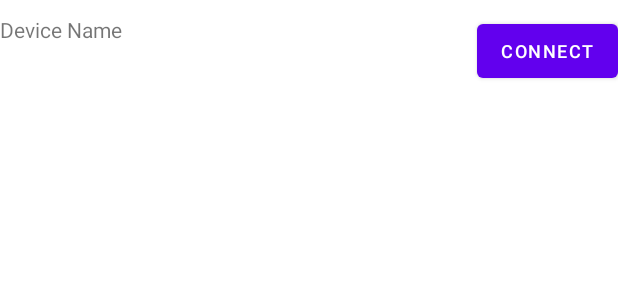
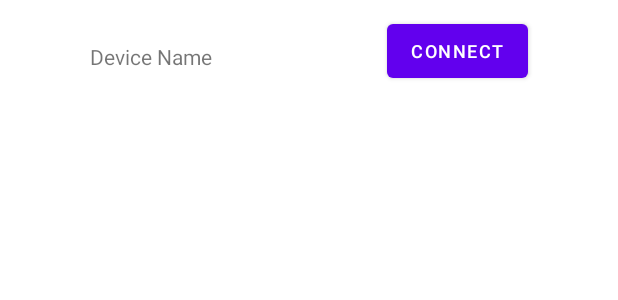
Before and after one commit to lenavollmer/GeZuMi, an Android app: the layout item_join.xml on its own in the app's theme, with its tools: preview values and no code run, on a phone screen of 412 x 824 dp. Shown: the top 300 px of the screen. Run offline under Robolectric (Android 15) with nearby library versions, the phone set to English and light mode, and no system bars.

Commit message:
fixed Join look

```diff
--- a/app/src/main/res/layout/item_join.xml
+++ b/app/src/main/res/layout/item_join.xml
@@ -1,6 +1,6 @@
 <?xml version="1.0" encoding="utf-8"?>
-<layout xmlns:tools="http://schemas.android.com/tools" xmlns:app="http://schemas.android.com/apk/res-auto" xmlns:android="http://schemas.android.com/apk/res/android">
-    <LinearLayout
+<layout xmlns:tools="http://schemas.android.com/tools" xmlns:android="http://schemas.android.com/apk/res/android">
+    <RelativeLayout
             android:orientation="horizontal"
             android:layout_width="match_parent"
             android:layout_height="match_parent"
@@ -9,25 +9,23 @@
     >
         <TextView
                 android:id="@+id/device_name"
-                android:layout_gravity="start"
-                android:layout_width="0dp"
+                android:layout_width="wrap_content"
                 android:layout_height="wrap_content"
-                android:layout_weight="1"
                 tools:text="Device Name"
-                app:layout_constraintEnd_toStartOf="@+id/button_join" app:layout_constraintStart_toStartOf="parent"
-                app:layout_constraintHorizontal_bias="0.0" app:layout_constraintTop_toTopOf="parent"
-                android:layout_marginTop="16dp" app:layout_constraintBottom_toBottomOf="parent"
-                android:layout_marginBottom="32dp" app:layout_constraintVertical_bias="0.0" android:textSize="14sp"/>
+                android:layout_alignParentStart="true"
+                android:textSize="14sp"
+                android:layout_marginStart="60dp"
+                android:layout_marginTop="18dp"
+                android:layout_toStartOf="@+id/button_join"/>
         <Button
                 android:id="@+id/button_join"
-                android:layout_gravity="end"
                 android:layout_width="wrap_content"
                 android:layout_height="wrap_content"
-                android:paddingLeft="16dp"
-                android:paddingRight="16dp"
                 android:textSize="12sp"
-                android:text="@string/connect" app:layout_constraintEnd_toEndOf="parent"
-                app:layout_constraintTop_toTopOf="parent" app:layout_constraintStart_toEndOf="@+id/device_name"
-                app:layout_constraintBottom_toBottomOf="parent" android:layout_marginBottom="20dp"/>
-    </LinearLayout>
+                android:layout_marginEnd="60dp"
+                android:text="@string/connect"
+                android:layout_alignParentEnd="true"
+                android:layout_gravity="end"
+        />
+    </RelativeLayout>
 </layout>
```
